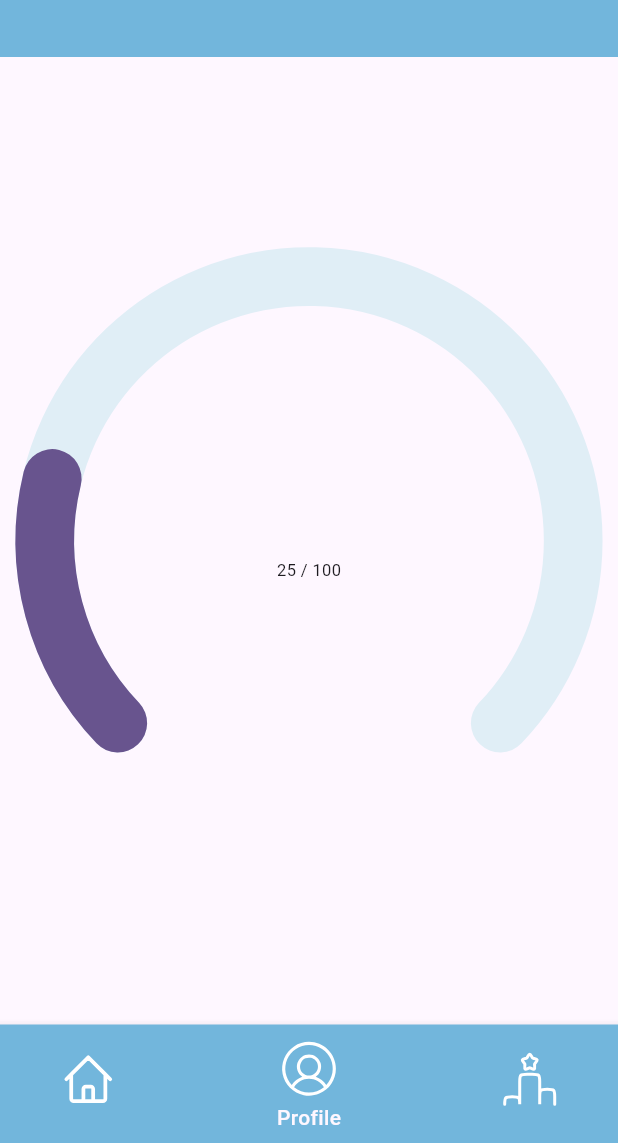
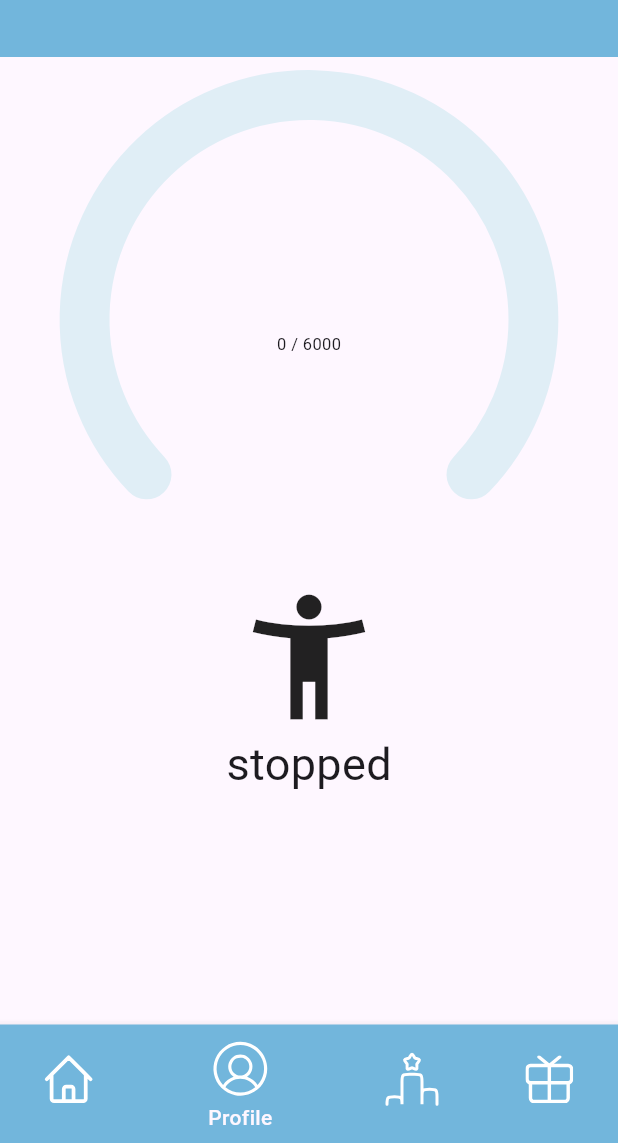
Before and after one commit to zOhran13/RIHack23, a Flutter app: the CustomNavigationBar screen opened directly, item 2 of the bottom bar chosen, on a phone screen of 412 x 824 dp, the part 93-1236 px from its top. Run offline on Flutter 3.47's test engine with Material 2 defaults, Android fonts, the phone set to English and light mode, and no system bars; drawn by our look-alikes of syncfusion_flutter_gauges; our stand-ins replace flutter_svg, pedometer; Roboto replaces fonts that are missing (RoundedMplus1c).

Commit message:
Pedometer

```diff
--- a/FitFam/lib/src/common_widgets/custom_navigationbar.dart
+++ b/FitFam/lib/src/common_widgets/custom_navigationbar.dart
@@ -52,6 +52,13 @@ class _CustomNavigationBarState extends State<CustomNavigationBar> {
             label: ('Ranking'),
             backgroundColor: const Color(0xFF72B6DC),
           ),
+          BottomNavigationBarItem(
+          icon: SvgPicture.asset(GlobalVariables.rewardIcon,width: 32.0,colorFilter: const ColorFilter.mode(Colors.white, BlendMode.srcIn),),
+            label: ('Reward'),
+            backgroundColor: const Color(0xFF72B6DC),
+
+
+          )
         ],
         type: BottomNavigationBarType.shifting,
         currentIndex: _selectedIndex,
--- a/FitFam/lib/src/common_widgets/custom_pedometer.dart
+++ b/FitFam/lib/src/common_widgets/custom_pedometer.dart
@@ -1,14 +1,17 @@
 import 'package:flutter/material.dart';
 import 'package:syncfusion_flutter_gauges/gauges.dart';
 
-class Pedometer extends StatelessWidget {
-  const Pedometer({super.key});
+class CustomPedometer extends StatelessWidget {
+  final String? steps;
+  final String? status;
+  const CustomPedometer({super.key, required this.steps, this.status});
 
   @override
   Widget build(BuildContext context) {
     return Scaffold(
-      body: Center(
-        child: SfRadialGauge(axes: <RadialAxis>[
+      body: Column(
+        children: [
+          SfRadialGauge(axes: <RadialAxis>[
             RadialAxis(
                 minimum: 0,
                 maximum: 100,
@@ -20,9 +23,9 @@ class Pedometer extends StatelessWidget {
                   color: Color.fromARGB(30, 0, 169, 181),
                   thicknessUnit: GaugeSizeUnit.factor,
                 ),
-              pointers: const <GaugePointer>[
+                pointers: <GaugePointer>[
                   RangePointer(
-                  value: 25,
+                    value: steps != '?' ? double.parse(steps!) / 6000 : 0,
                     cornerStyle: CornerStyle.bothCurve,
                     width: 0.2,
                     sizeUnit: GaugeSizeUnit.factor,
@@ -33,11 +36,24 @@ class Pedometer extends StatelessWidget {
                       positionFactor: 0.1,
                       angle: 90,
                       widget: Text(
-                      '${25.toStringAsFixed(0)} / 100',
+                        steps != '?' ? '$steps / 6000' : '0 / 6000',
                         style: const TextStyle(fontSize: 11),
                       ))
                 ])
           ]),
+          Icon(
+            status == 'walking'
+                ? Icons.directions_walk
+                : Icons.accessibility_new,
+            size: 100,
+          ),
+          Center(
+            child: Text(
+              status != '?' ? status! : 'stopped',
+              style: TextStyle(fontSize: 30),
+            ),
+          )
+        ],
       ),
     );
   }
--- a/FitFam/lib/src/screens/profile.dart
+++ b/FitFam/lib/src/screens/profile.dart
@@ -3,11 +3,70 @@ import 'package:fitfam/src/screens/login.dart';
 import 'package:fitfam/src/utils/global_variables.dart';
 import 'package:flutter/material.dart';
 import 'package:flutter_svg/flutter_svg.dart';
+import 'dart:async';
+
+import 'package:pedometer/pedometer.dart';
 
 import '../common_widgets/custom_alert_dialog.dart';
 
-class ProfileScreen extends StatelessWidget {
+class ProfileScreen extends StatefulWidget {
   const ProfileScreen({super.key});
+
+  @override
+  State<ProfileScreen> createState() => _ProfileScreenState();
+}
+
+class _ProfileScreenState extends State<ProfileScreen> {
+  late Stream<StepCount> _stepCountStream;
+  late Stream<PedestrianStatus> _pedestrianStatusStream;
+  String _status = '?', _steps = '?';
+
+  @override
+  void initState() {
+    super.initState();
+    initPlatformState();
+  }
+
+  void onPedestrianStatusError(error) {
+    print('onPedestrianStatusError: $error');
+    setState(() {
+      _status = 'Pedestrian Status not available';
+    });
+    print(_status);
+  }
+
+  void onStepCount(StepCount event) {
+    print(event);
+    setState(() {
+      _steps = event.steps.toString();
+    });
+  }
+
+  void onPedestrianStatusChanged(PedestrianStatus event) {
+    print(event);
+    setState(() {
+      _status = event.status;
+    });
+  }
+
+  void onStepCountError(error) {
+    print('onStepCountError: $error');
+    setState(() {
+      _steps = 'Step Count not available';
+    });
+  }
+
+  void initPlatformState() {
+    _pedestrianStatusStream = Pedometer.pedestrianStatusStream;
+    _pedestrianStatusStream
+        .listen(onPedestrianStatusChanged)
+        .onError(onPedestrianStatusError);
+
+    _stepCountStream = Pedometer.stepCountStream;
+    _stepCountStream.listen(onStepCount).onError(onStepCountError);
+
+    if (!mounted) return;
+  }
 
   @override
   Widget build(BuildContext context) {
@@ -34,10 +93,6 @@ class ProfileScreen extends StatelessWidget {
                       ),
                     ).then((value) {
                       if (value == 'OK') {
-
-
-
-
                         Navigator.of(context).pushReplacement(
                           MaterialPageRoute(
                             builder: (BuildContext context) => LoginScreen(),
@@ -46,17 +101,17 @@ class ProfileScreen extends StatelessWidget {
                       }
                     });
                   },
-
                   child: SvgPicture.asset(GlobalVariables.logoutIcon,
-
-                      colorFilter:
-                          const ColorFilter.mode(Colors.white, BlendMode.srcIn)),
+                      colorFilter: const ColorFilter.mode(
+                          Colors.white, BlendMode.srcIn)),
                 ))
-            //const Text('Level 1'),
           ]),
         ),
       ),
-      body: const Pedometer(),
+      body: CustomPedometer(
+        steps: _steps,
+        status: _status,
+      ),
     );
   }
 }
--- a/FitFam/lib/src/utils/global_variables.dart
+++ b/FitFam/lib/src/utils/global_variables.dart
@@ -61,6 +61,7 @@ class GlobalVariables {
   static const String userIcon = "assets/images/icons/User.svg";
   static const String homePageIcon = "assets/images/icons/HomePage.svg";
   static const String logoutIcon = "assets/images/icons/Logout.svg";
+  static const String rewardIcon = "assets/images/icons/Reward.svg";
 
   //images
   static const String walkImage = "assets/images/Walk.png";
--- a/FitFam/pubspec.yaml
+++ b/FitFam/pubspec.yaml
@@ -17,6 +17,7 @@ dependencies:
   cupertino_icons: ^1.0.2
   flutter_svg: ^2.0.7
   syncfusion_flutter_gauges: ^23.1.39
+  pedometer: ^4.0.1
 
 dev_dependencies:
   flutter_test:
```
Also changed, not shown: FitFam/assets/images/icons/Reward.svg (added), FitFam/pubspec.lock, 1 other file. Lines whose indentation alone changed are shown as unchanged.
